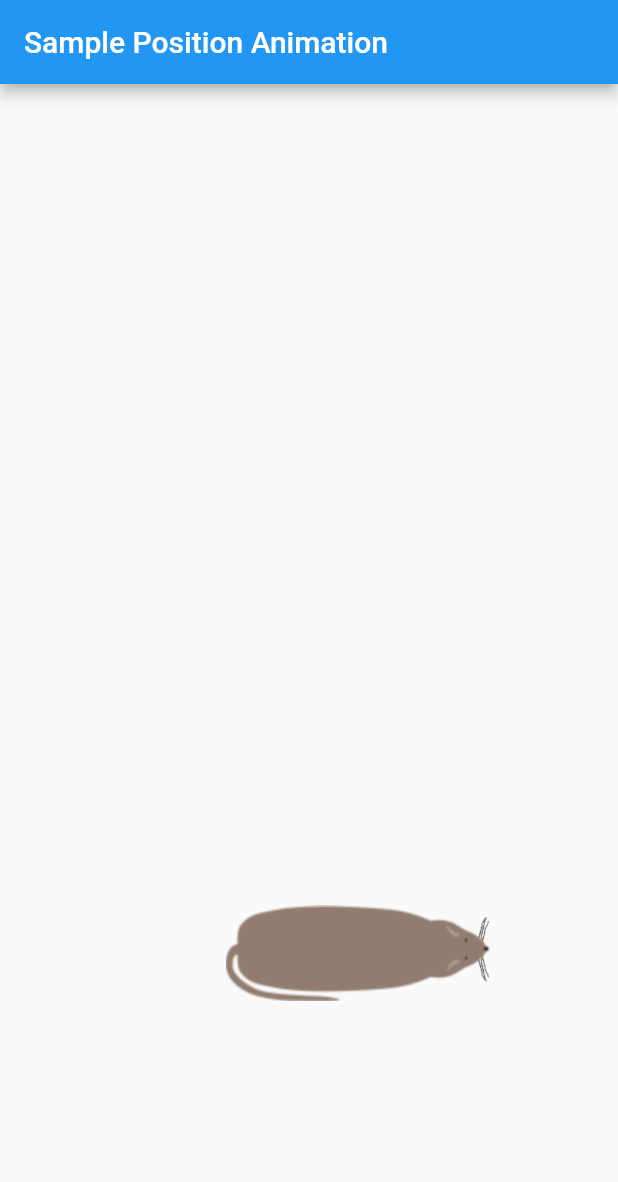
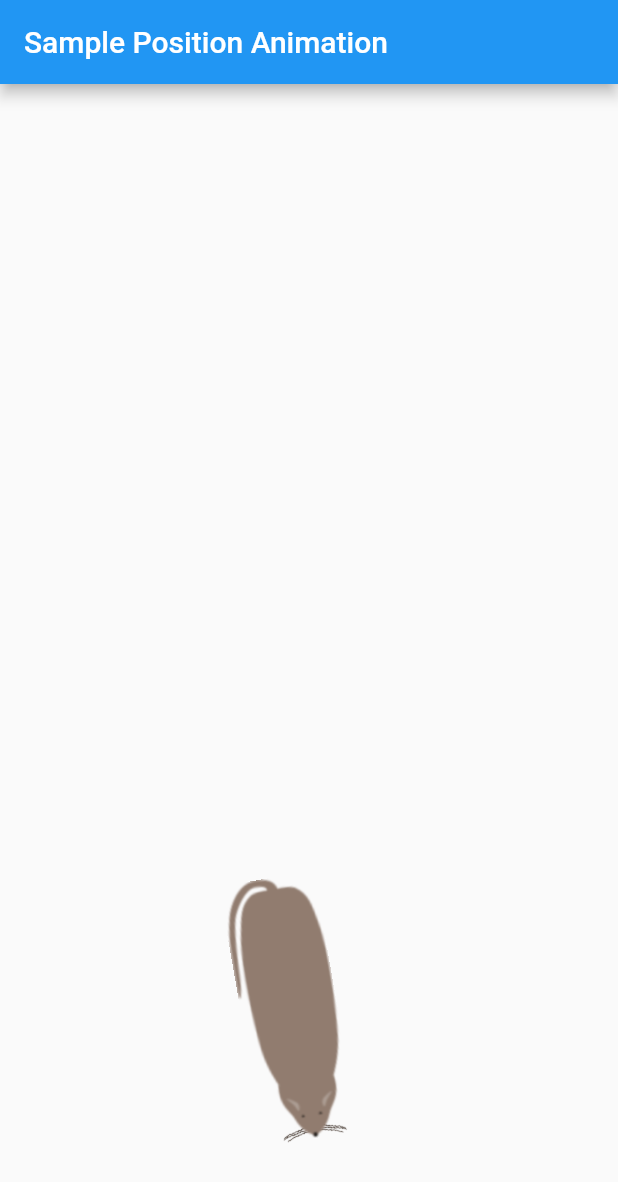
Before and after one commit to devviktoria/samples, a Flutter app: the screen it shows after launch, on a phone screen of 412 x 824 dp. Shown: the top 1182 px of the screen. Run offline on Flutter 3.47's test engine with Material 2 defaults, Android fonts, the phone set to English and light mode, and no system bars.

Commit message:
Making the mouse face the direction it is heading

```diff
--- a/mouse_simulator/lib/animated_shape.dart
+++ b/mouse_simulator/lib/animated_shape.dart
@@ -2,6 +2,7 @@ import 'package:flutter/material.dart';
 import 'dart:math';
 
 import 'position_calculator.dart';
+import 'point_angle_data.dart';
 
 class AnimatedShape extends StatefulWidget {
   @override
@@ -13,7 +14,7 @@ class _AnimatedShapeState extends State<AnimatedShape>
   final Size _objectSize = Size(178.0, 64.0);
 
   late AnimationController _animationController = AnimationController(
-    duration: Duration(seconds: 1),
+    duration: Duration(seconds: 2),
     vsync: this,
   );
 
@@ -22,6 +23,9 @@ class _AnimatedShapeState extends State<AnimatedShape>
   double _endPositionX = 50.0;
   double _endPositionY = 50.0;
   //bool _animationShouldBeStopped = false;
+
+  double _mouseAngle = 0.0;
+
   late Size _containerSize;
 
   late PositionCalculator _positionCalculator;
@@ -69,8 +73,11 @@ class _AnimatedShapeState extends State<AnimatedShape>
               parent: _animationController,
               curve: Curves.linear,
             )),
-            child: Image(
-              image: AssetImage('assets/images/mouse.png'),
+            child: Transform.rotate(
+              angle: _mouseAngle,
+              child: Image(
+                image: AssetImage('assets/images/mouse.png'),
+              ),
             ),
           ),
         ],
@@ -86,12 +93,13 @@ class _AnimatedShapeState extends State<AnimatedShape>
 
   void _animationStatusChanged(AnimationStatus newStatus) {
     if (newStatus == AnimationStatus.completed) {
-      Point<double> newPosition = _positionCalculator.newPosition();
+      PointAngleData newPointAngleData = _positionCalculator.newPosition();
       setState(() {
+        _mouseAngle = newPointAngleData.clockwiseAngle;
         _initialPositionX = _endPositionX;
         _initialPositionY = _endPositionY;
-        _endPositionX = newPosition.x;
-        _endPositionY = newPosition.y;
+        _endPositionX = newPointAngleData.point.x;
+        _endPositionY = newPointAngleData.point.y;
 
         _animationController.reset();
         _animationController.forward();
--- /dev/null
+++ b/mouse_simulator/lib/point_angle_data.dart
@@ -0,0 +1,10 @@
+import 'dart:math';
+
+class PointAngleData {
+  late Point<double> point;
+  late double clockwiseAngle;
+
+  PointAngleData({required this.point, required mathAngle}) {
+    clockwiseAngle = -mathAngle;
+  }
+}
--- a/mouse_simulator/lib/position_calculator.dart
+++ b/mouse_simulator/lib/position_calculator.dart
@@ -1,5 +1,7 @@
 import 'dart:math';
 import 'dart:ui';
+
+import 'point_angle_data.dart';
 
 class PositionCalculator {
   Size _rectangleSize;
@@ -11,7 +13,7 @@ class PositionCalculator {
       : assert(_x >= 0),
         assert(_y >= 0);
 
-  Point<double> newPosition() {
+  PointAngleData newPosition() {
     double randomDistance = 200 + Random().nextDouble() * 50;
     double randomAngleRadians = _getAngleRadians();
     double potentialNewX = _x + randomDistance * cos(randomAngleRadians);
@@ -36,7 +38,10 @@ class PositionCalculator {
       potentialNewY = maxY;
     }
 
-    return Point(potentialNewX, potentialNewY);
+    return PointAngleData(
+      point: Point(potentialNewX, potentialNewY),
+      mathAngle: randomAngleRadians,
+    );
   }
 
   double _getAngleRadians() {
```
